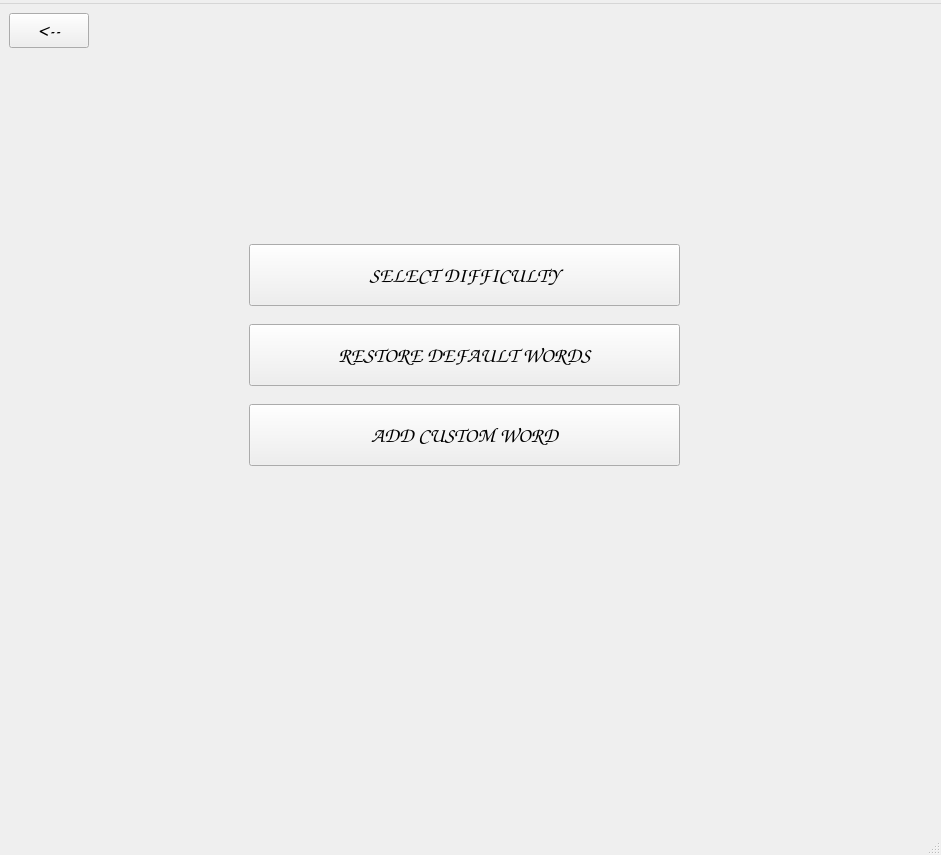
Above: GUI/Forms/mainwindow.ui from dmitrykitty/hang-game before the change. Below: the same form after it.
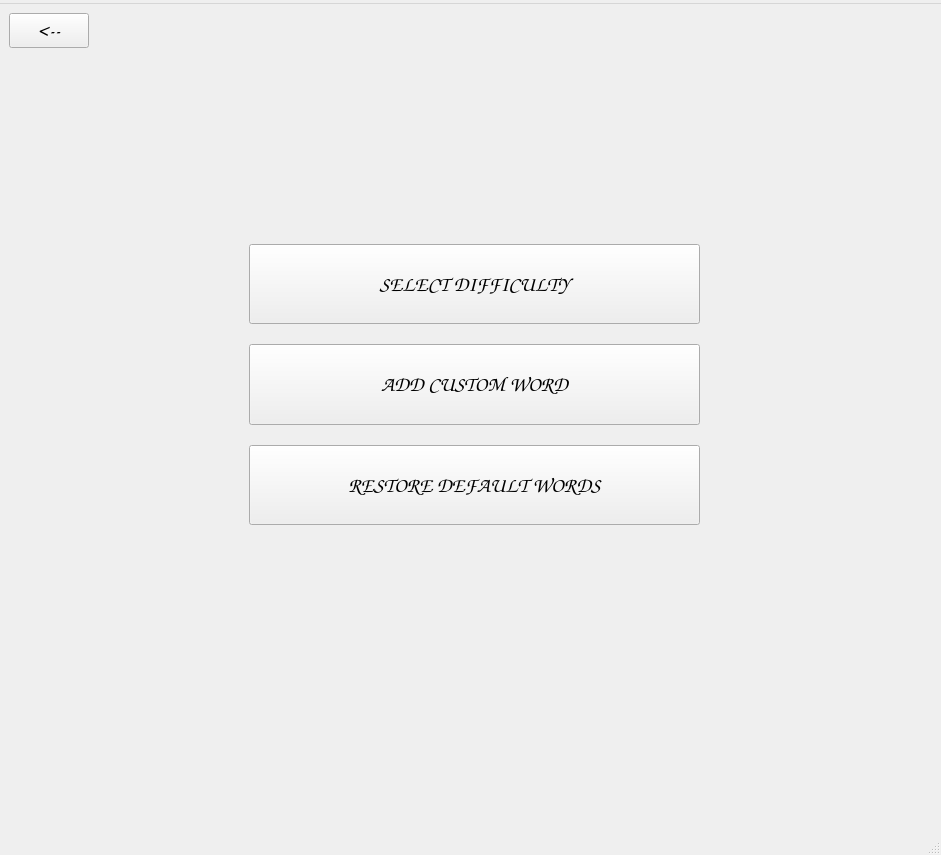
That is the form after the change. The open tabs and pages were chosen to show the change.

Commit message: user custom word add window added

What changed in the file:
```diff
--- a/GUI/Forms/mainwindow.ui
+++ b/GUI/Forms/mainwindow.ui
@@ -1250,18 +1250,24 @@
        </widget>
       </widget>
       <widget class="QWidget" name="pageSettings">
+       <widget class="QWidget" name="">
+        <property name="geometry">
+         <rect>
+          <x>240</x>
+          <y>190</y>
+          <width>451</width>
+          <height>281</height>
+         </rect>
+        </property>
+        <layout class="QVBoxLayout" name="verticalLayout">
+         <property name="spacing">
+          <number>20</number>
+         </property>
+         <item>
        <widget class="QPushButton" name="buttonDifficulty">
         <property name="enabled">
          <bool>true</bool>
         </property>
-        <property name="geometry">
-         <rect>
-          <x>240</x>
-          <y>190</y>
-          <width>431</width>
-          <height>62</height>
-         </rect>
-        </property>
         <property name="sizePolicy">
          <sizepolicy hsizetype="Preferred" vsizetype="Preferred">
           <horstretch>0</horstretch>
@@ -1279,47 +1285,12 @@
          <string>SELECT DIFFICULTY</string>
         </property>
        </widget>
-       <widget class="QPushButton" name="buttonResetDict">
-        <property name="enabled">
-         <bool>true</bool>
-        </property>
-        <property name="geometry">
-         <rect>
-          <x>240</x>
-          <y>270</y>
-          <width>431</width>
-          <height>62</height>
-         </rect>
-        </property>
-        <property name="sizePolicy">
-         <sizepolicy hsizetype="Preferred" vsizetype="Preferred">
-          <horstretch>0</horstretch>
-          <verstretch>0</verstretch>
-         </sizepolicy>
-        </property>
-        <property name="font">
-         <font>
-          <family>Comic Sans MS</family>
-          <pointsize>16</pointsize>
-          <bold>true</bold>
-         </font>
-        </property>
-        <property name="text">
-         <string>RESTORE DEFAULT WORDS</string>
-        </property>
-       </widget>
+         </item>
+         <item>
        <widget class="QPushButton" name="buttonAddWord">
         <property name="enabled">
          <bool>true</bool>
         </property>
-        <property name="geometry">
-         <rect>
-          <x>240</x>
-          <y>350</y>
-          <width>431</width>
-          <height>62</height>
-         </rect>
-        </property>
         <property name="sizePolicy">
          <sizepolicy hsizetype="Preferred" vsizetype="Preferred">
           <horstretch>0</horstretch>
@@ -1336,6 +1307,32 @@
         <property name="text">
          <string>ADD CUSTOM WORD</string>
         </property>
+          </widget>
+         </item>
+         <item>
+          <widget class="QPushButton" name="buttonResetDict">
+           <property name="enabled">
+            <bool>true</bool>
+           </property>
+           <property name="sizePolicy">
+            <sizepolicy hsizetype="Preferred" vsizetype="Preferred">
+             <horstretch>0</horstretch>
+             <verstretch>0</verstretch>
+            </sizepolicy>
+           </property>
+           <property name="font">
+            <font>
+             <family>Comic Sans MS</family>
+             <pointsize>16</pointsize>
+             <bold>true</bold>
+            </font>
+           </property>
+           <property name="text">
+            <string>RESTORE DEFAULT WORDS</string>
+           </property>
+          </widget>
+         </item>
+        </layout>
        </widget>
       </widget>
      </widget>
```
Left out of the diff: 6 changed lines with no effect on the pictures. Lines whose indentation alone changed are shown as unchanged. The commit also changes 57 other files.
